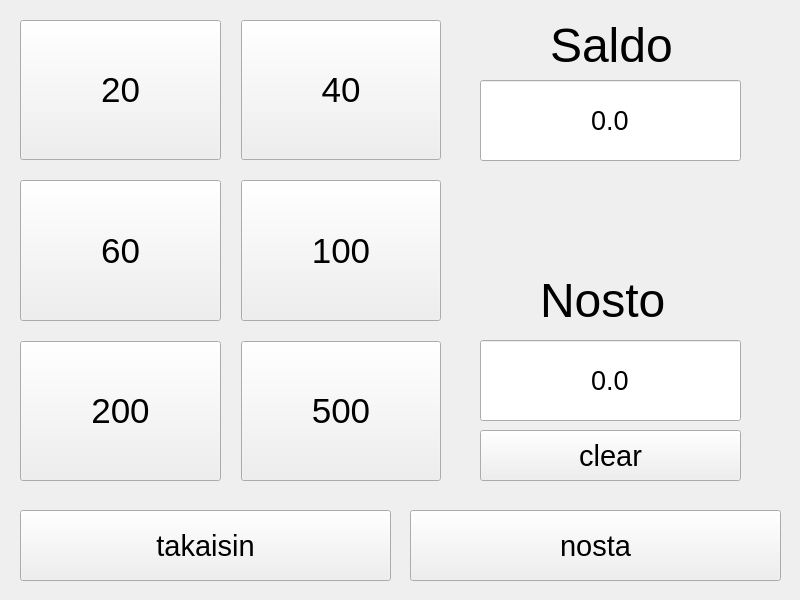
Qt form qt/banksim/mainwindow.ui (lassesuomela/banksim) before a commit.
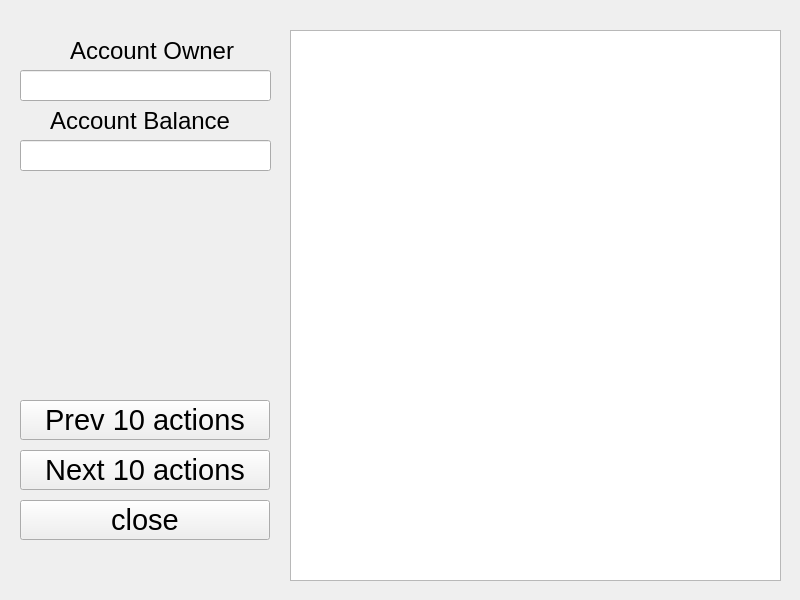
The same form after that commit.

Commit message: balance button and more

Patch:
```diff
--- a/qt/banksim/mainwindow.ui
+++ b/qt/banksim/mainwindow.ui
@@ -17,14 +17,14 @@
    <property name="geometry">
     <rect>
      <x>0</x>
-     <y>0</y>
+     <y>-10</y>
      <width>800</width>
      <height>600</height>
     </rect>
    </property>
    <property name="font">
     <font>
-     <pointsize>36</pointsize>
+     <pointsize>22</pointsize>
      <stylestrategy>PreferAntialias</stylestrategy>
     </font>
    </property>
@@ -110,6 +110,208 @@
     </widget>
    </widget>
    <widget class="QWidget" name="sivu2">
+    <widget class="QListView" name="listView">
+     <property name="geometry">
+      <rect>
+       <x>290</x>
+       <y>40</y>
+       <width>491</width>
+       <height>551</height>
+      </rect>
+     </property>
+    </widget>
+    <widget class="QLineEdit" name="account_name">
+     <property name="geometry">
+      <rect>
+       <x>20</x>
+       <y>80</y>
+       <width>251</width>
+       <height>31</height>
+      </rect>
+     </property>
+    </widget>
+    <widget class="QLabel" name="account_lable">
+     <property name="geometry">
+      <rect>
+       <x>70</x>
+       <y>40</y>
+       <width>171</width>
+       <height>41</height>
+      </rect>
+     </property>
+     <property name="font">
+      <font>
+       <pointsize>18</pointsize>
+       <stylestrategy>PreferAntialias</stylestrategy>
+      </font>
+     </property>
+     <property name="text">
+      <string>Account Owner</string>
+     </property>
+    </widget>
+    <widget class="QLineEdit" name="balance">
+     <property name="geometry">
+      <rect>
+       <x>20</x>
+       <y>150</y>
+       <width>251</width>
+       <height>31</height>
+      </rect>
+     </property>
+    </widget>
+    <widget class="QLabel" name="balance_label_2">
+     <property name="geometry">
+      <rect>
+       <x>50</x>
+       <y>120</y>
+       <width>181</width>
+       <height>21</height>
+      </rect>
+     </property>
+     <property name="font">
+      <font>
+       <pointsize>18</pointsize>
+       <stylestrategy>PreferAntialias</stylestrategy>
+      </font>
+     </property>
+     <property name="text">
+      <string>Account Balance</string>
+     </property>
+    </widget>
+    <widget class="QPushButton" name="prev_10">
+     <property name="geometry">
+      <rect>
+       <x>20</x>
+       <y>410</y>
+       <width>250</width>
+       <height>40</height>
+      </rect>
+     </property>
+     <property name="text">
+      <string>Prev 10 actions</string>
+     </property>
+    </widget>
+    <widget class="QPushButton" name="next_10">
+     <property name="geometry">
+      <rect>
+       <x>20</x>
+       <y>460</y>
+       <width>250</width>
+       <height>40</height>
+      </rect>
+     </property>
+     <property name="text">
+      <string>Next 10 actions</string>
+     </property>
+    </widget>
+    <widget class="QPushButton" name="close">
+     <property name="geometry">
+      <rect>
+       <x>20</x>
+       <y>510</y>
+       <width>250</width>
+       <height>40</height>
+      </rect>
+     </property>
+     <property name="text">
+      <string>close</string>
+     </property>
+    </widget>
+   </widget>
+   <widget class="QWidget" name="sivu3">
+    <widget class="QLineEdit" name="saldoArvo_2">
+     <property name="geometry">
+      <rect>
+       <x>410</x>
+       <y>70</y>
+       <width>301</width>
+       <height>51</height>
+      </rect>
+     </property>
+     <property name="text">
+      <string/>
+     </property>
+     <property name="readOnly">
+      <bool>true</bool>
+     </property>
+    </widget>
+    <widget class="QLineEdit" name="name">
+     <property name="geometry">
+      <rect>
+       <x>20</x>
+       <y>70</y>
+       <width>301</width>
+       <height>51</height>
+      </rect>
+     </property>
+     <property name="readOnly">
+      <bool>true</bool>
+     </property>
+    </widget>
+    <widget class="QLabel" name="name_label">
+     <property name="geometry">
+      <rect>
+       <x>20</x>
+       <y>30</y>
+       <width>201</width>
+       <height>31</height>
+      </rect>
+     </property>
+     <property name="text">
+      <string>Account Owner</string>
+     </property>
+    </widget>
+    <widget class="QLabel" name="balance_label">
+     <property name="geometry">
+      <rect>
+       <x>410</x>
+       <y>30</y>
+       <width>131</width>
+       <height>41</height>
+      </rect>
+     </property>
+     <property name="text">
+      <string>Balance</string>
+     </property>
+    </widget>
+    <widget class="QListView" name="transaction">
+     <property name="geometry">
+      <rect>
+       <x>20</x>
+       <y>210</y>
+       <width>751</width>
+       <height>271</height>
+      </rect>
+     </property>
+    </widget>
+    <widget class="QLabel" name="transaction_label">
+     <property name="geometry">
+      <rect>
+       <x>260</x>
+       <y>170</y>
+       <width>251</width>
+       <height>31</height>
+      </rect>
+     </property>
+     <property name="text">
+      <string>Last 5 transactions</string>
+     </property>
+    </widget>
+    <widget class="QPushButton" name="close_button">
+     <property name="geometry">
+      <rect>
+       <x>260</x>
+       <y>520</y>
+       <width>281</width>
+       <height>51</height>
+      </rect>
+     </property>
+     <property name="text">
+      <string>Close</string>
+     </property>
+    </widget>
+   </widget>
+   <widget class="QWidget" name="sivu4">
     <widget class="QToolButton" name="takaisin">
      <property name="geometry">
       <rect>
```
Left out of the diff: 47 changed lines with no effect on the pictures. The commit also changes 3 other files.
